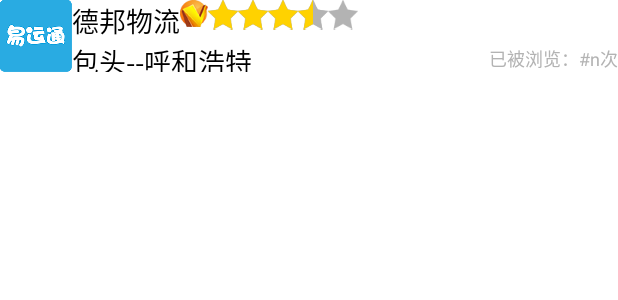
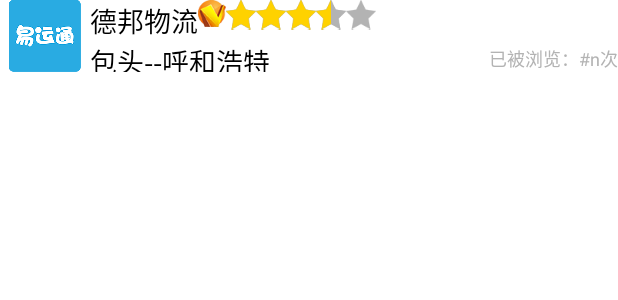
Before and after one commit to soon14/LogisticsTraffic, an Android app: the layout collect_list_item.xml on its own in the app's theme, with its tools: preview values and no code run, on a phone screen of 412 x 824 dp. Shown: the top 300 px of the screen. Run offline under Robolectric (Android 15) with nearby library versions, the phone set to English and light mode, and no system bars.

Commit message:
- 修复没有历史记录的bug - 修复没有收藏记录的bug

```diff
--- a/app/src/main/java/com/bt/zhangzy/logisticstraffic/data/User.java
+++ b/app/src/main/java/com/bt/zhangzy/logisticstraffic/data/User.java
@@ -35,7 +35,7 @@
 
     private static User instance = new User();
     private String registrationID;//推送标识符
-    private List<JsonFavorite> jsonFavorites;//收藏标识 // TO DO: 2016-1-29 拿到收藏列表后要根据列表内容判断 是否已收藏
+    private List<JsonFavorite> jsonFavorites = new ArrayList<JsonFavorite>();//收藏标识 // TO DO: 2016-1-29 拿到收藏列表后要根据列表内容判断 是否已收藏
 
     private boolean isLogin = false;
     private Type userType = Type.EmptyType;
@@ -329,6 +329,7 @@
     /*添加历史记录*/
     public void addHistoryList(Product product) {
         historyList.add(product);
+//        historyList.add(new Product(product));
     }
 
 
--- a/app/src/main/res/layout/collect_list_item.xml
+++ b/app/src/main/res/layout/collect_list_item.xml
@@ -14,8 +14,9 @@
 
         <ImageView
             android:id="@+id/collect_list_img_other"
-            android:layout_width="wrap_content"
+            android:layout_width="80dp"
             android:layout_height="wrap_content"
+            android:scaleType="fitCenter"
             android:layout_alignParentLeft="true"
             android:src="@drawable/ic_launcher" />
 
@@ -39,16 +40,19 @@
 
         <ImageView
             android:id="@+id/collect_list_img_me"
-            android:layout_width="wrap_content"
+            android:layout_width="60dp"
             android:layout_height="wrap_content"
+            android:scaleType="fitCenter"
             android:src="@mipmap/ic_launcher" />
 
 
         <RelativeLayout
             android:layout_width="match_parent"
-            android:layout_height="match_parent">
+            android:layout_height="match_parent"
+            >
 
             <LinearLayout
+                android:id="@+id/collect_ly"
                 android:layout_width="match_parent"
                 android:layout_height="match_parent"
                 android:layout_gravity="center_horizontal"
@@ -100,8 +104,8 @@
                 style="@style/tx_gray_12sp_style"
                 android:layout_width="wrap_content"
                 android:layout_height="wrap_content"
+                android:layout_alignParentRight="true"
                 android:layout_alignParentBottom="true"
-                android:layout_alignParentRight="true"
                 android:text="已被浏览：#n次" />
         </RelativeLayout>
 
```
Also changed, not shown: app/src/main/java/com/bt/zhangzy/logisticstraffic/activity/HomeActivity.java (+6 -2 lines), app/src/main/java/com/bt/zhangzy/logisticstraffic/data/Product.java (+18 -0 lines), 2 other files.
